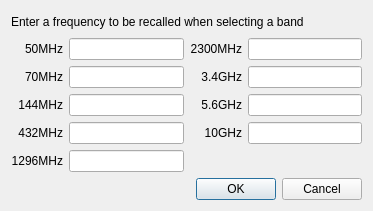
Before: the Qt Designer form mqt/MqtRigControl/freqpresetdialog.ui in Rsclub22/Minos2-Mirror, drawn with Qt 5.
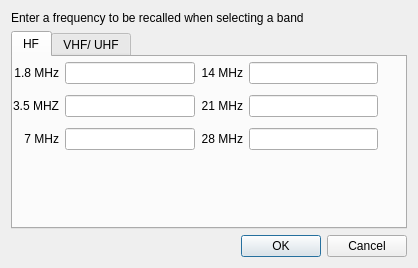
After: the same form once the commit is applied.

Commit message: rigcontrol expand bands to with hf bands, get indicators working, start work on preset freq

What changed in the file:
```diff
--- a/mqt/MqtRigControl/freqpresetdialog.ui
+++ b/mqt/MqtRigControl/freqpresetdialog.ui
@@ -6,8 +6,8 @@
    <rect>
     <x>0</x>
     <y>0</y>
-    <width>373</width>
-    <height>211</height>
+    <width>418</width>
+    <height>268</height>
    </rect>
   </property>
   <property name="windowTitle">
@@ -22,16 +22,186 @@
     </widget>
    </item>
    <item>
-    <layout class="QGridLayout" name="gridLayout" rowminimumheight="0,0,0,0,0" columnminimumwidth="0,0,0,0,0">
-     <item row="1" column="1">
-      <widget class="QLineEdit" name="lineEdit_70mhz">
-       <property name="clearButtonEnabled">
-        <bool>true</bool>
-       </property>
-      </widget>
-     </item>
+    <widget class="QTabWidget" name="vhfUhfPresetTabWidget">
+     <property name="currentIndex">
+      <number>0</number>
+     </property>
+     <widget class="QWidget" name="hfPresetTab">
+      <attribute name="title">
+       <string>HF</string>
+      </attribute>
+      <widget class="QWidget" name="gridLayoutWidget">
+       <property name="geometry">
+        <rect>
+         <x>0</x>
+         <y>0</y>
+         <width>365</width>
+         <height>100</height>
+        </rect>
+       </property>
+       <layout class="QGridLayout" name="gridLayout_2">
      <item row="0" column="1">
-      <widget class="QLineEdit" name="lineEdit_50mhz">
+         <widget class="QLabel" name="label_14">
+          <property name="text">
+           <string>1.8 MHz</string>
+          </property>
+          <property name="alignment">
+           <set>Qt::AlignRight|Qt::AlignTrailing|Qt::AlignVCenter</set>
+          </property>
+         </widget>
+        </item>
+        <item row="1" column="1">
+         <widget class="QLabel" name="label_15">
+          <property name="text">
+           <string>3.5 MHZ</string>
+          </property>
+          <property name="alignment">
+           <set>Qt::AlignRight|Qt::AlignTrailing|Qt::AlignVCenter</set>
+          </property>
+         </widget>
+        </item>
+        <item row="1" column="2">
+         <widget class="QLineEdit" name="lineEdit_3_5mhz">
+          <property name="clearButtonEnabled">
+           <bool>true</bool>
+          </property>
+         </widget>
+        </item>
+        <item row="0" column="2">
+         <widget class="QLineEdit" name="lineEdit_1_8mhz">
+          <property name="clearButtonEnabled">
+           <bool>true</bool>
+          </property>
+         </widget>
+        </item>
+        <item row="2" column="1">
+         <widget class="QLabel" name="label">
+          <property name="text">
+           <string>7 MHz</string>
+          </property>
+          <property name="alignment">
+           <set>Qt::AlignRight|Qt::AlignTrailing|Qt::AlignVCenter</set>
+          </property>
+         </widget>
+        </item>
+        <item row="2" column="2">
+         <widget class="QLineEdit" name="lineEdit_7mhz">
+          <property name="clearButtonEnabled">
+           <bool>true</bool>
+          </property>
+         </widget>
+        </item>
+        <item row="0" column="3">
+         <widget class="QLabel" name="label_8">
+          <property name="text">
+           <string>14 MHz</string>
+          </property>
+          <property name="alignment">
+           <set>Qt::AlignRight|Qt::AlignTrailing|Qt::AlignVCenter</set>
+          </property>
+         </widget>
+        </item>
+        <item row="1" column="3">
+         <widget class="QLabel" name="label_13">
+          <property name="text">
+           <string>21 MHz</string>
+          </property>
+          <property name="alignment">
+           <set>Qt::AlignRight|Qt::AlignTrailing|Qt::AlignVCenter</set>
+          </property>
+         </widget>
+        </item>
+        <item row="2" column="3">
+         <widget class="QLabel" name="label_16">
+          <property name="text">
+           <string>28 MHz</string>
+          </property>
+          <property name="alignment">
+           <set>Qt::AlignRight|Qt::AlignTrailing|Qt::AlignVCenter</set>
+          </property>
+         </widget>
+        </item>
+        <item row="0" column="4">
+         <widget class="QLineEdit" name="lineEdit_14mhz">
+          <property name="clearButtonEnabled">
+           <bool>true</bool>
+          </property>
+         </widget>
+        </item>
+        <item row="1" column="4">
+         <widget class="QLineEdit" name="lineEdit_21mhz">
+          <property name="clearButtonEnabled">
+           <bool>true</bool>
+          </property>
+         </widget>
+        </item>
+        <item row="2" column="4">
+         <widget class="QLineEdit" name="lineEdit_28mhz">
+          <property name="clearButtonEnabled">
+           <bool>true</bool>
+          </property>
+         </widget>
+        </item>
+       </layout>
+      </widget>
+     </widget>
+     <widget class="QWidget" name="tab_2">
+      <attribute name="title">
+       <string>VHF/ UHF</string>
+      </attribute>
+      <widget class="QWidget" name="">
+       <property name="geometry">
+        <rect>
+         <x>10</x>
+         <y>10</y>
+         <width>374</width>
+         <height>126</height>
+        </rect>
+       </property>
+       <layout class="QGridLayout" name="gridLayout">
+        <item row="3" column="2">
+         <widget class="QLabel" name="label_12">
+          <property name="text">
+           <string>10GHz</string>
+          </property>
+          <property name="alignment">
+           <set>Qt::AlignRight|Qt::AlignTrailing|Qt::AlignVCenter</set>
+          </property>
+         </widget>
+        </item>
+        <item row="2" column="4">
+         <widget class="QLineEdit" name="lineEdit_5_6ghz">
+          <property name="clearButtonEnabled">
+           <bool>true</bool>
+          </property>
+         </widget>
+        </item>
+        <item row="3" column="4">
+         <widget class="QLineEdit" name="lineEdit_10ghz">
+          <property name="clearButtonEnabled">
+           <bool>true</bool>
+          </property>
+         </widget>
+        </item>
+        <item row="1" column="4">
+         <widget class="QLineEdit" name="lineEdit_3_4ghz">
+          <property name="clearButtonEnabled">
+           <bool>true</bool>
+          </property>
+         </widget>
+        </item>
+        <item row="2" column="2">
+         <widget class="QLabel" name="label_10">
+          <property name="text">
+           <string>5.6GHz</string>
+          </property>
+          <property name="alignment">
+           <set>Qt::AlignRight|Qt::AlignTrailing|Qt::AlignVCenter</set>
+          </property>
+         </widget>
+        </item>
+        <item row="4" column="1">
+         <widget class="QLineEdit" name="lineEdit_1296mhz">
        <property name="clearButtonEnabled">
         <bool>true</bool>
        </property>
@@ -177,6 +347,9 @@
       </widget>
      </item>
     </layout>
+      </widget>
+     </widget>
+    </widget>
    </item>
    <item>
     <widget class="QDialogButtonBox" name="buttonBox">
```
Left out of the diff: 178 changed lines with no effect on the pictures. Lines whose indentation alone changed are shown as unchanged. The commit also changes 7 other files.
